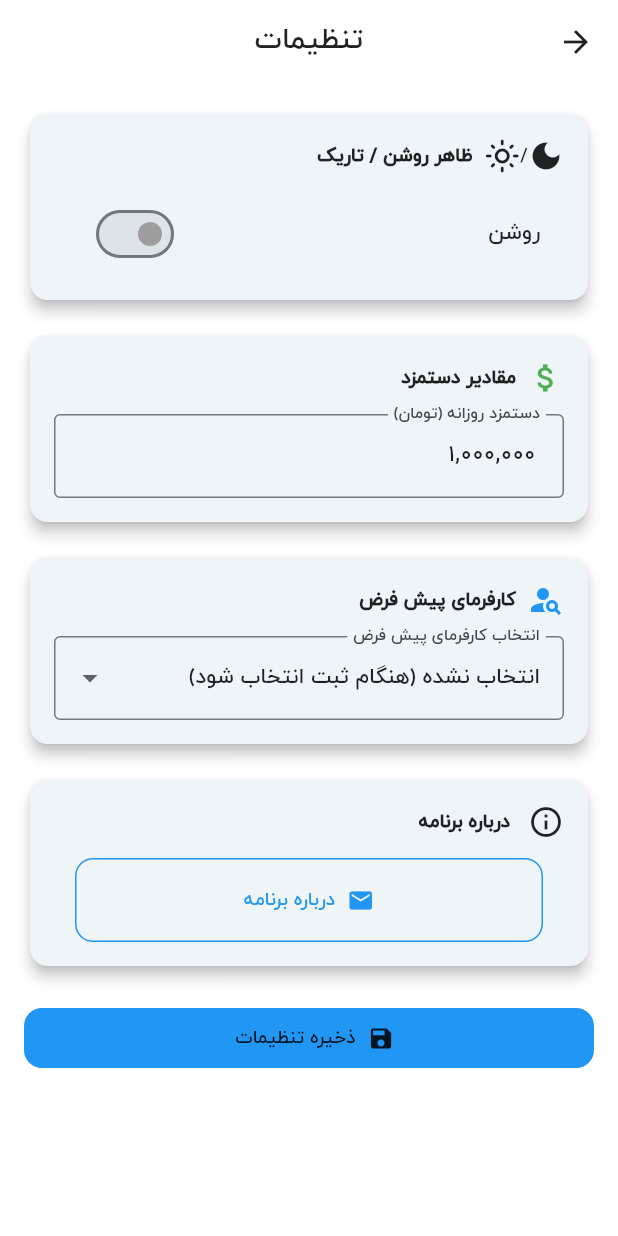
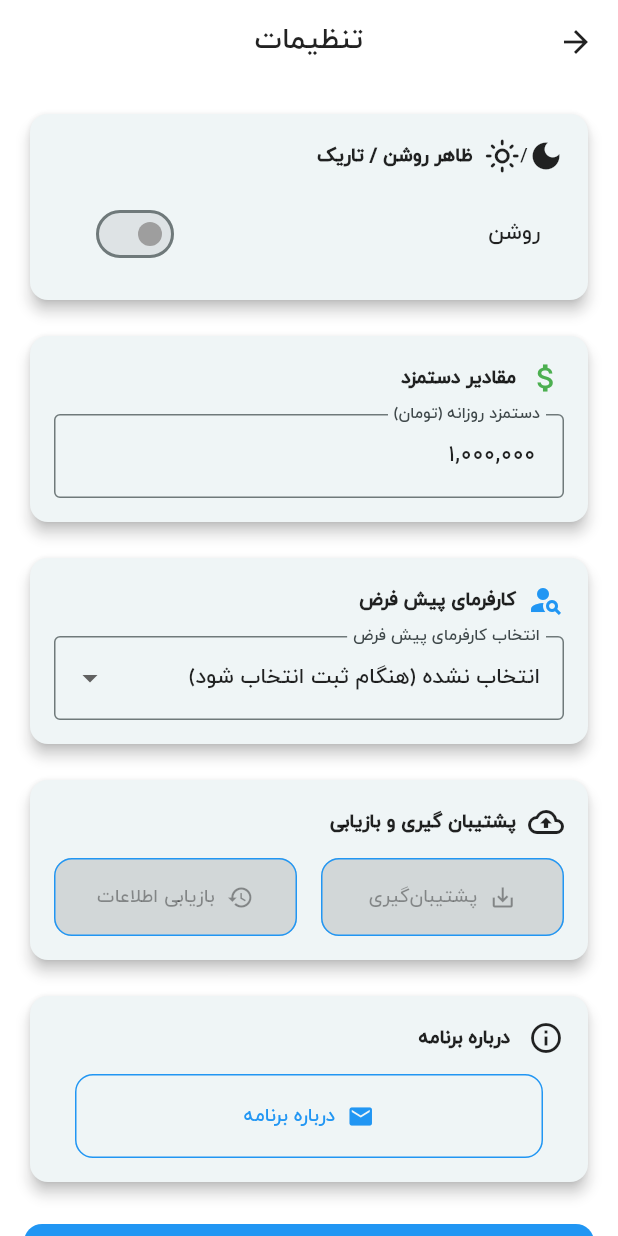
Before and after one commit to mohsen0dev/daily_work, a Flutter app: the SettingsPage screen opened by its route, on a phone screen of 412 x 824 dp. Run offline on Flutter 3.47's test engine with Material 3 defaults, Android fonts, the phone set to English and light mode, and no system bars; our stand-ins replace device_info_plus, fl_chart, get, hive, hive_flutter, pdf and 2 more; missing offline and left inert: persian_datetime_picker; accounts and stored records are empty; statements that could not run were skipped.

Commit message:
اضافه کردن دکمه برای پشتیبان گیری و سرویس پرمیشن

```diff
--- a/lib/controllers/page_controller/payments_page_controller.dart
+++ b/lib/controllers/page_controller/payments_page_controller.dart
@@ -237,7 +237,7 @@ class PaymentsPageController extends GetxController {
               const SizedBox(height: 16),
               Obx(
                 () => DropdownButtonFormField<int?>(
-                  value: dialogSelectedEmployerId.value, // استفاده از .value
+                  initialValue: dialogSelectedEmployerId.value, // استفاده از .value
                   decoration: InputDecoration(
                     labelText: 'کارفرما *',
                     border: const OutlineInputBorder(),
@@ -379,7 +379,7 @@ class PaymentsPageController extends GetxController {
               const SizedBox(height: 16),
               Obx(
                 () => DropdownButtonFormField<int?>(
-                  value: dialogSelectedEmployerId.value, // استفاده از .value
+                  initialValue: dialogSelectedEmployerId.value, // استفاده از .value
                   decoration: InputDecoration(
                     labelText: 'کارفرما *',
                     border: const OutlineInputBorder(),
--- a/lib/pages/day_form_page.dart
+++ b/lib/pages/day_form_page.dart
@@ -166,7 +166,7 @@ class _DayFormPageState extends State<DayFormPage> {
                                   ),
                                   const SizedBox(height: 8),
                                   DropdownButtonFormField<int?>(
-                                    value: selectedEmployerId,
+                                    initialValue: selectedEmployerId,
 
                                     decoration: InputDecoration(
                                       labelText: 'انتخاب کارفرما',
@@ -199,7 +199,7 @@ class _DayFormPageState extends State<DayFormPage> {
                                   ),
                                   const SizedBox(height: 8),
                                   DropdownButtonFormField<String>(
-                                    value: workType,
+                                    initialValue: workType,
                                     decoration: const InputDecoration(
                                       labelText: 'ساعت کاری',
                                       border: OutlineInputBorder(),
--- a/lib/pages/settings_page.dart
+++ b/lib/pages/settings_page.dart
@@ -13,6 +13,7 @@ class SettingsPage extends StatelessWidget {
 
   @override
   Widget build(BuildContext context) {
+    // تزریق کنترلر صفحه تنظیمات
     final SettingsPageController controller = Get.put(SettingsPageController());
 
     return Scaffold(
@@ -66,7 +67,7 @@ class SettingsPage extends StatelessWidget {
               icon: const Icon(Icons.person_search, color: Colors.blue),
               child: Obx(() {
                 return DropdownButtonFormField<int?>(
-                  value: controller.selectedEmployerId.value, // مقدار جاری از کنترلر
+                  initialValue: controller.selectedEmployerId.value, // مقدار جاری از کنترلر
                   decoration: const InputDecoration(
                     labelText: 'انتخاب کارفرمای پیش فرض',
                     border: OutlineInputBorder(),
@@ -91,6 +92,49 @@ class SettingsPage extends StatelessWidget {
             ),
             const SizedBox(height: 16),
             _CartWidget(
+              title: 'پشتیبان گیری و بازیابی',
+              icon: const Icon(Icons.backup_outlined),
+              child: Row(
+                children: [
+                  Expanded(
+                    child:
+                        // اتصال دکمه پشتیبان‌گیری به متد کنترلر
+                        ElevatedButton.icon(
+                          onPressed: controller.performBackup,
+                          icon: const Icon(Icons.save_alt_outlined),
+                          label: const Text('پشتیبان‌گیری'),
+                          style: ElevatedButton.styleFrom(
+                            padding: const EdgeInsets.symmetric(vertical: 16.0),
+                            shape: RoundedRectangleBorder(
+                              borderRadius: BorderRadius.circular(12.0),
+                              side: BorderSide(color: Theme.of(context).colorScheme.primary),
+                            ),
+                          ),
+                        ),
+                  ),
+
+                  const SizedBox(width: 16.0),
+                  Expanded(
+                    child:
+                        // اتصال دکمه بازیابی به متد کنترلر
+                        ElevatedButton.icon(
+                          onPressed: controller.performRestore,
+                          icon: const Icon(Icons.restore_outlined),
+                          label: const Text('بازیابی اطلاعات'),
+                          style: ElevatedButton.styleFrom(
+                            padding: const EdgeInsets.symmetric(vertical: 16.0),
+                            shape: RoundedRectangleBorder(
+                              borderRadius: BorderRadius.circular(12.0),
+                              side: BorderSide(color: Theme.of(context).colorScheme.primary),
+                            ),
+                          ),
+                        ),
+                  ),
+                ],
+              ),
+            ),
+            const SizedBox(height: 16),
+            _CartWidget(
               title: ' درباره برنامه',
               icon: const Icon(Icons.info_outline),
               child: Center(
@@ -112,6 +156,7 @@ class SettingsPage extends StatelessWidget {
                 ),
               ),
             ),
+
             const SizedBox(height: 24.0),
 
             // دکمه ذخیره تنظیمات
--- a/lib/widgets/shared_filter_bar.dart
+++ b/lib/widgets/shared_filter_bar.dart
@@ -104,7 +104,7 @@ class _SharedFilterBarState extends State<SharedFilterBar> {
               flex: 3,
               child: DropdownButtonFormField<int?>(
                 borderRadius: BorderRadius.circular(10),
-                value: _selectedEmployerId,
+                initialValue: _selectedEmployerId,
                 isExpanded: true,
                 decoration: const InputDecoration(
                   labelText: 'فیلتر کارفرما',
--- a/pubspec.yaml
+++ b/pubspec.yaml
@@ -24,8 +24,12 @@ dependencies:
   pdf: ^3.11.3
   printing: ^5.14.2
   path_provider: ^2.1.5
+  file_picker: ^10.3.3
   share_plus: ^12.0.0
   url_launcher: ^6.3.2
+  archive: ^4.0.7
+  permission_handler: ^12.0.1
+  device_info_plus: ^12.2.0
 
 dev_dependencies:
   flutter_test:
```
Also changed, not shown: lib/services/permission_service.dart (added, +86 -0 lines), pubspec.lock, 5 other files.
